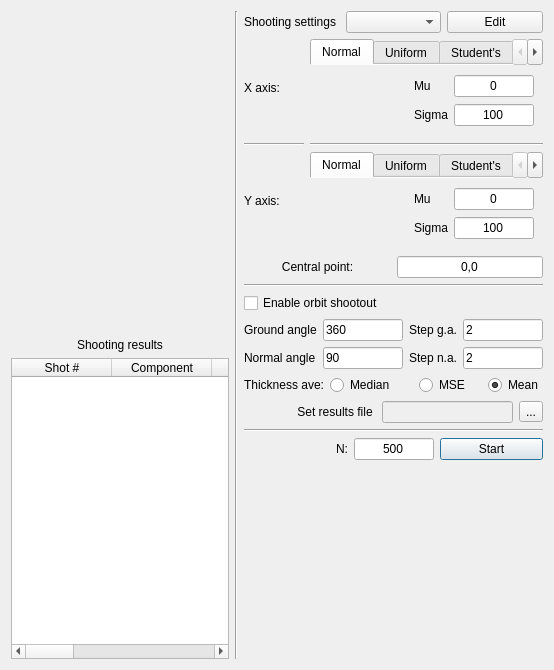
bakeryproducts/ConstructorM4, file UI/stats.ui: the form before one commit.
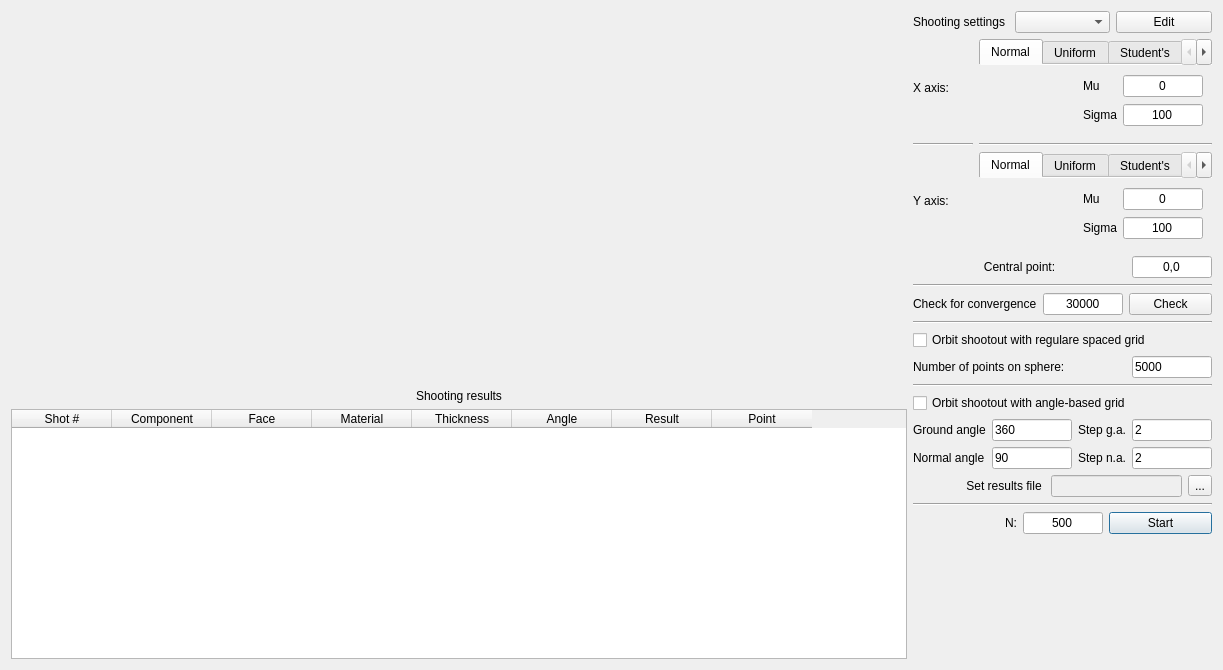
The form after the commit.

What changed in the file:
```diff
--- a/UI/stats.ui
+++ b/UI/stats.ui
@@ -6,7 +6,7 @@
    <rect>
     <x>0</x>
     <y>0</y>
-    <width>554</width>
+    <width>1223</width>
     <height>670</height>
    </rect>
   </property>
@@ -19,26 +19,13 @@
      <item>
       <widget class="QWidget" name="widget" native="true">
        <property name="sizePolicy">
-        <sizepolicy hsizetype="Fixed" vsizetype="Expanding">
+        <sizepolicy hsizetype="Expanding" vsizetype="Expanding">
          <horstretch>0</horstretch>
          <verstretch>0</verstretch>
         </sizepolicy>
        </property>
       </widget>
      </item>
-     <item>
-      <spacer name="horizontalSpacer_12">
-       <property name="orientation">
-        <enum>Qt::Horizontal</enum>
-       </property>
-       <property name="sizeHint" stdset="0">
-        <size>
-         <width>40</width>
-         <height>20</height>
-        </size>
-       </property>
-      </spacer>
-     </item>
      <item>
       <widget class="QLabel" name="label_2">
        <property name="text">
@@ -52,7 +39,7 @@
      <item>
       <widget class="QTableWidget" name="tbl_res">
        <property name="sizePolicy">
-        <sizepolicy hsizetype="Expanding" vsizetype="Expanding">
+        <sizepolicy hsizetype="Expanding" vsizetype="Minimum">
          <horstretch>0</horstretch>
          <verstretch>0</verstretch>
         </sizepolicy>
@@ -60,7 +47,7 @@
        <property name="minimumSize">
         <size>
          <width>200</width>
-         <height>0</height>
+         <height>250</height>
         </size>
        </property>
        <column>
@@ -107,13 +94,6 @@
      </item>
     </layout>
    </item>
-   <item>
-    <widget class="Line" name="line_3">
-     <property name="orientation">
-      <enum>Qt::Vertical</enum>
-     </property>
-    </widget>
-   </item>
    <item>
     <layout class="QVBoxLayout" name="verticalLayout_2">
      <item>
@@ -1273,6 +1253,12 @@
            <verstretch>0</verstretch>
           </sizepolicy>
          </property>
+         <property name="maximumSize">
+          <size>
+           <width>80</width>
+           <height>16777215</height>
+          </size>
+         </property>
          <property name="text">
           <string>0,0</string>
          </property>
@@ -1291,9 +1277,110 @@
       </widget>
      </item>
      <item>
-      <widget class="QCheckBox" name="checkBox">
+      <layout class="QHBoxLayout" name="horizontalLayout_6">
+       <item>
+        <widget class="QLabel" name="label_31">
+         <property name="text">
+          <string>Check for convergence</string>
+         </property>
+        </widget>
+       </item>
+       <item>
+        <widget class="QLineEdit" name="ln_convcheck">
+         <property name="sizePolicy">
+          <sizepolicy hsizetype="Minimum" vsizetype="Fixed">
+           <horstretch>0</horstretch>
+           <verstretch>0</verstretch>
+          </sizepolicy>
+         </property>
+         <property name="maximumSize">
+          <size>
+           <width>80</width>
+           <height>16777215</height>
+          </size>
+         </property>
+         <property name="text">
+          <string>30000</string>
+         </property>
+         <property name="alignment">
+          <set>Qt::AlignCenter</set>
+         </property>
+        </widget>
+       </item>
+       <item>
+        <widget class="QPushButton" name="btn_convcheck">
+         <property name="text">
+          <string>Check</string>
+         </property>
+        </widget>
+       </item>
+      </layout>
+     </item>
+     <item>
+      <widget class="Line" name="line_6">
+       <property name="orientation">
+        <enum>Qt::Horizontal</enum>
+       </property>
+      </widget>
+     </item>
+     <item>
+      <layout class="QHBoxLayout" name="horizontalLayout_7">
+       <item>
+        <widget class="QCheckBox" name="chb_regshow">
+         <property name="text">
+          <string>Orbit shootout with regulare spaced grid</string>
+         </property>
+        </widget>
+       </item>
+      </layout>
+     </item>
+     <item>
+      <layout class="QHBoxLayout" name="horizontalLayout_9">
+       <item>
+        <widget class="QLabel" name="label_32">
+         <property name="sizePolicy">
+          <sizepolicy hsizetype="Minimum" vsizetype="Preferred">
+           <horstretch>0</horstretch>
+           <verstretch>0</verstretch>
+          </sizepolicy>
+         </property>
+         <property name="text">
+          <string>Number of points on sphere:</string>
+         </property>
+        </widget>
+       </item>
+       <item>
+        <widget class="QLineEdit" name="ln_regpoints">
+         <property name="sizePolicy">
+          <sizepolicy hsizetype="Minimum" vsizetype="Fixed">
+           <horstretch>0</horstretch>
+           <verstretch>0</verstretch>
+          </sizepolicy>
+         </property>
+         <property name="maximumSize">
+          <size>
+           <width>80</width>
+           <height>16777215</height>
+          </size>
+         </property>
+         <property name="text">
+          <string>5000</string>
+         </property>
+        </widget>
+       </item>
+      </layout>
+     </item>
+     <item>
+      <widget class="Line" name="line_7">
+       <property name="orientation">
+        <enum>Qt::Horizontal</enum>
+       </property>
+      </widget>
+     </item>
+     <item>
+      <widget class="QCheckBox" name="chb_show">
        <property name="text">
-        <string>Enable orbit shootout</string>
+        <string>Orbit shootout with angle-based grid</string>
        </property>
       </widget>
      </item>
@@ -1320,6 +1407,12 @@
        </item>
        <item row="1" column="0">
         <widget class="QLabel" name="label_16">
+         <property name="sizePolicy">
+          <sizepolicy hsizetype="Minimum" vsizetype="Preferred">
+           <horstretch>0</horstretch>
+           <verstretch>0</verstretch>
+          </sizepolicy>
+         </property>
          <property name="text">
           <string>Normal angle</string>
          </property>
@@ -1346,6 +1439,12 @@
        </item>
        <item row="0" column="2">
         <widget class="QLabel" name="label_27">
+         <property name="sizePolicy">
+          <sizepolicy hsizetype="Minimum" vsizetype="Preferred">
+           <horstretch>0</horstretch>
+           <verstretch>0</verstretch>
+          </sizepolicy>
+         </property>
          <property name="text">
           <string>Step g.a.</string>
          </property>
@@ -1391,6 +1490,12 @@
        </item>
        <item row="1" column="2">
         <widget class="QLabel" name="label_28">
+         <property name="sizePolicy">
+          <sizepolicy hsizetype="Minimum" vsizetype="Preferred">
+           <horstretch>0</horstretch>
+           <verstretch>0</verstretch>
+          </sizepolicy>
+         </property>
          <property name="text">
           <string>Step n.a.</string>
          </property>
@@ -1398,6 +1503,12 @@
        </item>
        <item row="0" column="0">
         <widget class="QLabel" name="label_3">
+         <property name="sizePolicy">
+          <sizepolicy hsizetype="Minimum" vsizetype="Preferred">
+           <horstretch>0</horstretch>
+           <verstretch>0</verstretch>
+          </sizepolicy>
+         </property>
          <property name="text">
           <string>Ground angle</string>
          </property>
@@ -1405,65 +1516,6 @@
        </item>
       </layout>
      </item>
-     <item>
-      <layout class="QHBoxLayout" name="horizontalLayout_8">
-       <item>
-        <widget class="QLabel" name="label_30">
-         <property name="sizePolicy">
-          <sizepolicy hsizetype="Minimum" vsizetype="Preferred">
-           <horstretch>0</horstretch>
-           <verstretch>0</verstretch>
-          </sizepolicy>
-         </property>
-         <property name="text">
-          <string>Thickness ave:</string>
-         </property>
-        </widget>
-       </item>
-       <item>
-        <widget class="QRadioButton" name="rdb_thickmed">
-         <property name="maximumSize">
-          <size>
-           <width>80</width>
-           <height>16777215</height>
-          </size>
-         </property>
-         <property name="text">
-          <string>Median</string>
-         </property>
-        </widget>
-       </item>
-       <item alignment="Qt::AlignRight">
-        <widget class="QRadioButton" name="rdb_thickmse">
-         <property name="maximumSize">
-          <size>
-           <width>80</width>
-           <height>16777215</height>
-          </size>
-         </property>
-         <property name="text">
-          <string>MSE</string>
-         </property>
-        </widget>
-       </item>
-       <item alignment="Qt::AlignRight">
-        <widget class="QRadioButton" name="rdb_thickmean">
-         <property name="maximumSize">
-          <size>
-           <width>80</width>
-           <height>16777215</height>
-          </size>
-         </property>
-         <property name="text">
-          <string>Mean</string>
-         </property>
-         <property name="checked">
-          <bool>true</bool>
-         </property>
-        </widget>
-       </item>
-      </layout>
-     </item>
      <item>
       <layout class="QHBoxLayout" name="horizontalLayout_5">
        <item>
```
